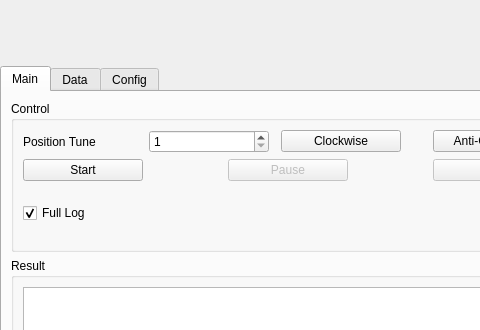
This is ui/mainwindow.ui in hmj6639/dz as Qt 5 draws it before an edit; both pictures show x 0 to 480 and y 0 to 330 of the 876 by 616 pixel window. The edited form follows.
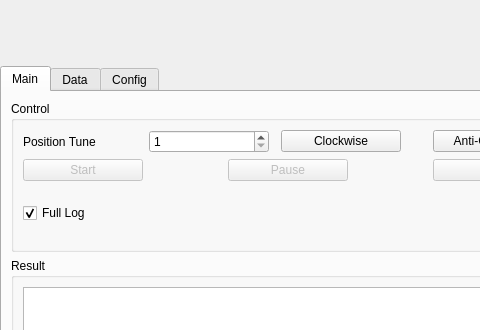
This is the edited form. Icons and pictures are not drawn.

```diff
--- a/ui/mainwindow.ui
+++ b/ui/mainwindow.ui
@@ -270,6 +270,9 @@
               <layout class="QHBoxLayout" name="horizontalLayout_4">
                <item>
                 <widget class="QPushButton" name="start">
+                 <property name="enabled">
+                  <bool>false</bool>
+                 </property>
                  <property name="sizePolicy">
                   <sizepolicy hsizetype="Minimum" vsizetype="Fixed">
                    <horstretch>0</horstretch>
```
Left out of the diff: 2 changed lines with no effect on the pictures.
